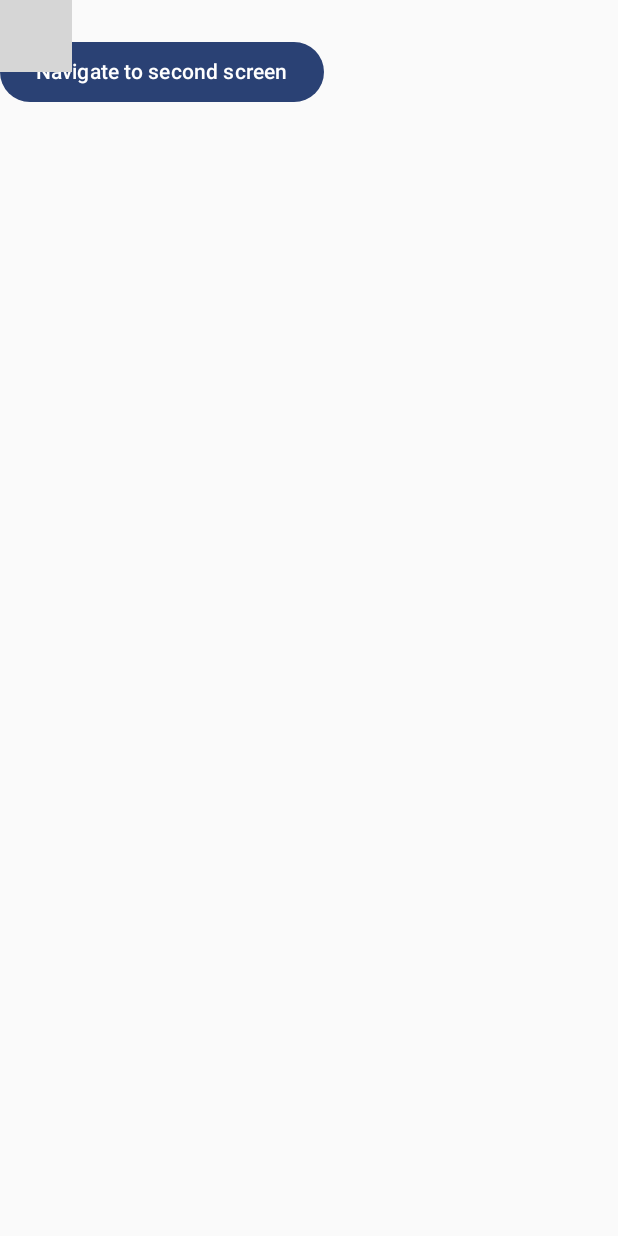
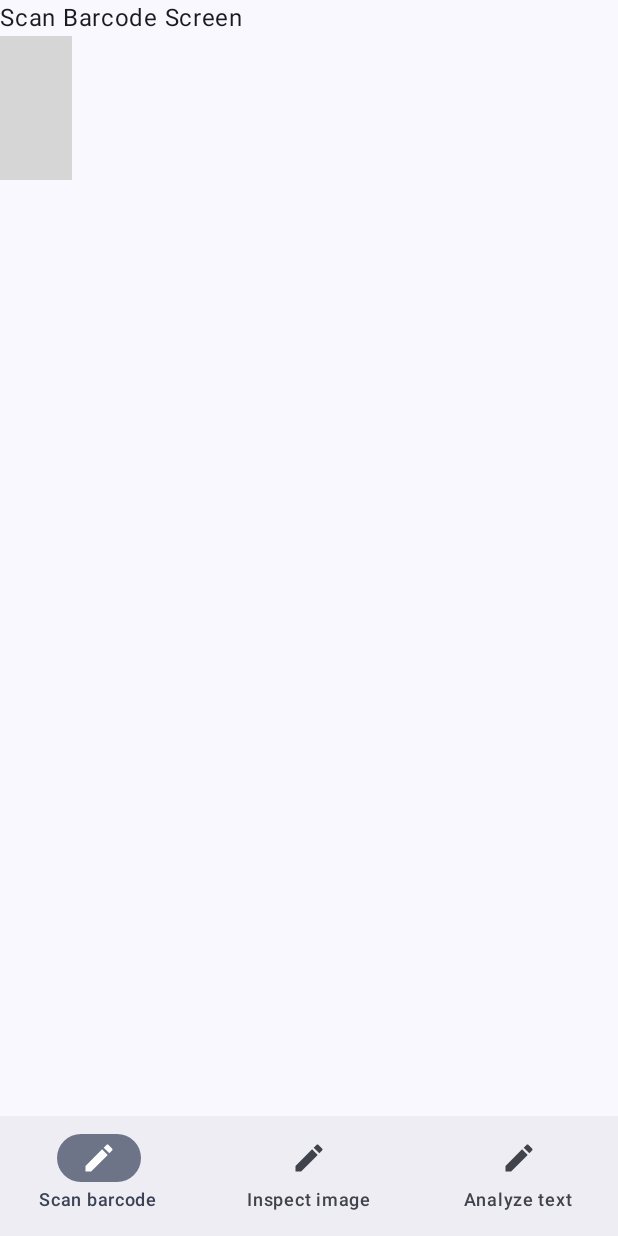
Before and after one commit to kristinakoneva/nutritective, an Android app built with Jetpack Compose: the screen it shows after launch (MainActivity), on a phone screen of 412 x 824 dp. Run offline under Robolectric (Android 15) with nearby library versions, the phone set to English and light mode, and no system bars; our stand-ins replace Dagger/Hilt's generated code; 2 statements that could not run were skipped; grey boxes are pictures that could not be loaded.

Commit message:
Create initial BottomNavigationBar composable

```diff
--- a/app/src/main/java/com/kristinakoneva/nutritective/ui/MainActivity.kt
+++ b/app/src/main/java/com/kristinakoneva/nutritective/ui/MainActivity.kt
@@ -3,17 +3,6 @@ package com.kristinakoneva.nutritective.ui
 import android.os.Bundle
 import androidx.activity.ComponentActivity
 import androidx.activity.compose.setContent
-import androidx.compose.foundation.layout.Column
-import androidx.compose.material3.Button
-import androidx.compose.material3.Text
-import androidx.compose.runtime.Composable
-import androidx.compose.ui.platform.LocalContext
-import androidx.hilt.navigation.compose.hiltViewModel
-import com.kristinakoneva.nutritective.ui.screens.TestEvent
-import com.kristinakoneva.nutritective.ui.screens.TestEvent2
-import com.kristinakoneva.nutritective.ui.screens.TestViewModel
-import com.kristinakoneva.nutritective.ui.screens.TestViewModel2
-import com.kristinakoneva.nutritective.ui.shared.base.BaseScreen
 import com.kristinakoneva.nutritective.ui.shared.base.NavHost
 import com.kristinakoneva.nutritective.ui.theme.NutritectiveTheme
 import dagger.hilt.android.AndroidEntryPoint
@@ -29,54 +18,3 @@ class MainActivity : ComponentActivity() {
         }
     }
 }
-
-@Composable
-fun GreetingScreen(
-    onNavigateToSecondScreen: (String) -> Unit,
-    viewModel: TestViewModel = hiltViewModel(),
-) {
-    BaseScreen(
-        viewModel = viewModel,
-        eventHandler = {
-            when (it) {
-                is TestEvent.NavigateToSecondScreen -> {
-                    onNavigateToSecondScreen(it.text)
-                }
-            }
-        },
-        content = { state ->
-            Column {
-                Text(text = state.text)
-                Button(onClick = viewModel::navigateToSecondScreen) {
-                    Text(text = "Navigate to second screen")
-                }
-            }
-        }
-    )
-}
-
-@Composable
-fun SecondScreen(
-    onBackClicked: () -> Unit,
-    viewModel: TestViewModel2 = hiltViewModel(),
-) {
-    val context = LocalContext.current
-    BaseScreen(
-        viewModel = viewModel,
-        eventHandler = {
-            when (it) {
-                is TestEvent2.GoBack -> {
-                    onBackClicked()
-                }
-            }
-        },
-        content = { state ->
-            Column {
-                Text(text = state.text)
-                Button(onClick = { onBackClicked() }) {
-                    Text(text = "Go back")
-                }
-            }
-        }
-    )
-}
--- a/app/src/main/java/com/kristinakoneva/nutritective/ui/screens/TestViewModel.kt
+++ /dev/null
@@ -1,49 +0,0 @@
-package com.kristinakoneva.nutritective.ui.screens
-
-import com.kristinakoneva.nutritective.ui.shared.base.BaseViewModel
-import com.kristinakoneva.nutritective.ui.shared.di.qualifiers.TextArgument
-import dagger.hilt.android.lifecycle.HiltViewModel
-import javax.inject.Inject
-
-@HiltViewModel
-class TestViewModel @Inject constructor(
-) : BaseViewModel<TestState, TestEvent>() {
-
-    init {
-        viewState = TestState(text = "lala")
-    }
-
-    fun navigateToSecondScreen() {
-        emitEvent(TestEvent.NavigateToSecondScreen("Navigating to second screen!"))
-    }
-}
-
-data class TestState(
-    val text: String
-)
-
-sealed interface TestEvent {
-    data class NavigateToSecondScreen(val text: String) : TestEvent
-}
-
-@HiltViewModel
-class TestViewModel2 @Inject constructor(
-    @TextArgument private val text: String
-) : BaseViewModel<TestState2, TestEvent2>() {
-
-    init {
-        viewState = TestState2(text = text)
-    }
-
-    fun onGoBackClicked() {
-        emitEvent(TestEvent2.GoBack())
-    }
-}
-
-data class TestState2(
-    val text: String
-)
-
-sealed interface TestEvent2 {
-    class GoBack : TestEvent2
-}
--- /dev/null
+++ b/app/src/main/java/com/kristinakoneva/nutritective/ui/screens/scanbarcode/ScanBarcodeScreen.kt
@@ -0,0 +1,18 @@
+package com.kristinakoneva.nutritective.ui.screens.scanbarcode
+
+import androidx.compose.foundation.layout.Column
+import androidx.compose.material3.Text
+import androidx.compose.runtime.Composable
+import androidx.hilt.navigation.compose.hiltViewModel
+import com.kristinakoneva.nutritective.ui.shared.base.BaseScreen
+
+@Composable
+fun ScanBarcodeScreen(
+    viewModel: ScanBarcodeViewModel = hiltViewModel(),
+) {
+    BaseScreen(viewModel = viewModel, eventHandler = {}) {
+        Column {
+            Text(text = "Scan Barcode Screen")
+        }
+    }
+}
--- /dev/null
+++ b/app/src/main/java/com/kristinakoneva/nutritective/ui/screens/scanbarcode/ScanBarcodeViewModel.kt
@@ -0,0 +1,8 @@
+package com.kristinakoneva.nutritective.ui.screens.scanbarcode
+
+import com.kristinakoneva.nutritective.ui.shared.base.BaseViewModel
+import dagger.hilt.android.lifecycle.HiltViewModel
+import javax.inject.Inject
+
+@HiltViewModel
+class ScanBarcodeViewModel @Inject constructor() : BaseViewModel<Unit, Unit>(Unit)
--- a/app/src/main/java/com/kristinakoneva/nutritective/ui/shared/base/BaseScreen.kt
+++ b/app/src/main/java/com/kristinakoneva/nutritective/ui/shared/base/BaseScreen.kt
@@ -8,9 +8,9 @@ import androidx.lifecycle.compose.collectAsStateWithLifecycle
 fun <State : Any, Event : Any> BaseScreen(
     viewModel: BaseViewModel<State, Event>,
     eventHandler: (Event) -> Unit,
-    content: @Composable (State) -> Unit
+    content: @Composable (State) -> Unit,
 ) {
-    viewModel.stateFlow.collectAsStateWithLifecycle().value?.let { state ->
+    viewModel.stateFlow.collectAsStateWithLifecycle().value.let { state ->
         content(state)
     }
 
--- a/app/src/main/java/com/kristinakoneva/nutritective/ui/shared/base/BaseViewModel.kt
+++ b/app/src/main/java/com/kristinakoneva/nutritective/ui/shared/base/BaseViewModel.kt
@@ -12,14 +12,14 @@ import kotlinx.coroutines.flow.StateFlow
 import kotlinx.coroutines.flow.receiveAsFlow
 import kotlinx.coroutines.launch
 
-abstract class BaseViewModel<State, Event> : ViewModel() {
+abstract class BaseViewModel<State, Event>(initialState: State) : ViewModel() {
 
-    private val mutableStateFlow: MutableStateFlow<State?> = MutableStateFlow(null)
+    private val mutableStateFlow: MutableStateFlow<State> = MutableStateFlow(initialState)
     private val mutableLoadingStateFlow: MutableStateFlow<LoadingState> = MutableStateFlow(LoadingState.Idle())
     private val mutableEventFlow = Channel<Event>(capacity = 1)
     private val mutableErrorFlow = Channel<ErrorEvent>(capacity = 1)
 
-    val stateFlow: StateFlow<State?> = mutableStateFlow
+    val stateFlow: StateFlow<State> = mutableStateFlow
     val loadingStateFlow: StateFlow<LoadingState> = mutableLoadingStateFlow
     val eventFlow: SingleSubscriberFlow<Event> = SingleSubscriberFlow(mutableEventFlow.receiveAsFlow())
     val errorFlow: SingleSubscriberFlow<ErrorEvent> = SingleSubscriberFlow(mutableErrorFlow.receiveAsFlow())
@@ -29,7 +29,7 @@ abstract class BaseViewModel<State, Event> : ViewModel() {
         handleError(throwable)
     }
 
-    protected var viewState: State?
+    protected var viewState: State
         get() = mutableStateFlow.value
         set(value) {
             mutableStateFlow.value = value
--- a/app/src/main/java/com/kristinakoneva/nutritective/ui/shared/base/NavHost.kt
+++ b/app/src/main/java/com/kristinakoneva/nutritective/ui/shared/base/NavHost.kt
@@ -1,39 +1,78 @@
 package com.kristinakoneva.nutritective.ui.shared.base
 
+import androidx.compose.foundation.layout.Column
+import androidx.compose.foundation.layout.fillMaxSize
+import androidx.compose.foundation.layout.padding
+import androidx.compose.material3.Scaffold
 import androidx.compose.runtime.Composable
-import androidx.navigation.NavType
+import androidx.compose.ui.Modifier
+import androidx.compose.ui.tooling.preview.Preview
+import androidx.navigation.NavController
 import androidx.navigation.compose.NavHost
 import androidx.navigation.compose.composable
 import androidx.navigation.compose.rememberNavController
-import androidx.navigation.navArgument
-import com.kristinakoneva.nutritective.ui.GreetingScreen
-import com.kristinakoneva.nutritective.ui.SecondScreen
-import com.kristinakoneva.nutritective.ui.shared.constants.NavArg
-import com.kristinakoneva.nutritective.ui.shared.constants.NavArg.ARGUMENT_TEXT
+import com.kristinakoneva.nutritective.ui.screens.analyzetext.AnalyzeTextScreen
+import com.kristinakoneva.nutritective.ui.screens.inspectimage.InspectImageScreen
+import com.kristinakoneva.nutritective.ui.screens.scanbarcode.ScanBarcodeScreen
 import com.kristinakoneva.nutritective.ui.shared.constants.ScreenRoute
+import com.kristinakoneva.nutritective.ui.shared.composables.BottomNavigationBar
 
 @Composable
 fun NavHost() {
     val navController = rememberNavController()
 
-    NavHost(navController = navController, startDestination = ScreenRoute.GreetingScreen) {
-        composable(ScreenRoute.GreetingScreen) {
-            GreetingScreen(
-                onNavigateToSecondScreen = { text ->
-                    navController.navigate("${ScreenRoute.SecondScreen}/$text")
-                }
-            )
+    NavHost(navController = navController, startDestination = ScreenRoute.SCAN_BARCODE) {
+        composable(ScreenRoute.SCAN_BARCODE) {
+            WithBottomNavigationBar(navController, screenContent = { ScanBarcodeScreen() })
         }
-        composable(route = "${ScreenRoute.SecondScreen}/{$ARGUMENT_TEXT}", arguments = listOf(
-            navArgument(ARGUMENT_TEXT) {
-                type = NavType.StringType
-            }
-        )) {
-            SecondScreen(
-                onBackClicked = {
-                    navController.popBackStack()
-                }
-            )
+        composable(ScreenRoute.INSPECT_IMAGE) {
+            WithBottomNavigationBar(navController, screenContent = { InspectImageScreen() })
+        }
+        composable(ScreenRoute.ANALYZE_TEXT) {
+            WithBottomNavigationBar(navController, screenContent = { AnalyzeTextScreen() })
         }
     }
 }
+
+@Composable
+fun WithBottomNavigationBar(navController: NavController, screenContent: @Composable () -> Unit) {
+    Scaffold(
+        bottomBar = { BottomNavigationBar(navController) }) { padding ->
+        Column(
+            modifier = Modifier
+                .fillMaxSize()
+                .padding(padding)
+        ) {
+            screenContent()
+        }
+    }
+}
+
+@Preview
+@Composable
+fun WithBottomNavigationBarPreview() {
+    WithBottomNavigationBar(navController = rememberNavController()) {
+        ScanBarcodeScreen()
+    }
+}
+
+@Composable
+fun WithoutBottomNavigationBar(screenContent: @Composable () -> Unit) {
+    Scaffold { padding ->
+        Column(
+            modifier = Modifier
+                .fillMaxSize()
+                .padding(padding)
+        ) {
+            screenContent()
+        }
+    }
+}
+
+@Preview
+@Composable
+fun WithoutBottomNavigationBarPreview() {
+    WithoutBottomNavigationBar {
+        InspectImageScreen()
+    }
+}
--- /dev/null
+++ b/app/src/main/java/com/kristinakoneva/nutritective/ui/shared/composables/BottomNavigationBar.kt
@@ -0,0 +1,45 @@
+package com.kristinakoneva.nutritective.ui.shared.composables
+
+import androidx.compose.material3.Icon
+import androidx.compose.material3.NavigationBar
+import androidx.compose.material3.NavigationBarItem
+import androidx.compose.material3.Text
+import androidx.compose.runtime.Composable
+import androidx.compose.runtime.getValue
+import androidx.compose.ui.platform.LocalContext
+import androidx.compose.ui.res.stringResource
+import androidx.compose.ui.tooling.preview.Preview
+import androidx.navigation.NavController
+import androidx.navigation.compose.currentBackStackEntryAsState
+import com.kristinakoneva.nutritective.ui.shared.utils.BottomNavTab
+
+@Composable
+fun BottomNavigationBar(navController: NavController) {
+    val navBackStackEntry by navController.currentBackStackEntryAsState()
+    val currentRoute = navBackStackEntry?.destination?.route
+    NavigationBar {
+        BottomNavTab.entries.forEach { item ->
+            NavigationBarItem(
+                selected = currentRoute == item.route,
+                onClick = {
+                    navController.navigate(item.route) {
+                        popUpTo(navController.graph.startDestinationId)
+                        launchSingleTop = true
+                    }
+                },
+                icon = { Icon(item.icon, contentDescription = stringResource(item.label)) },
+                label = { Text(stringResource(item.label)) }
+            )
+        }
+    }
+}
+
+@Preview
+@Composable
+fun BottomNavigationBarPreview() {
+    BottomNavigationBar(
+        navController = NavController(
+            context = LocalContext.current
+        )
+    )
+}
--- a/app/src/main/java/com/kristinakoneva/nutritective/ui/shared/constants/ScreenRoute.kt
+++ b/app/src/main/java/com/kristinakoneva/nutritective/ui/shared/constants/ScreenRoute.kt
@@ -1,6 +1,7 @@
 package com.kristinakoneva.nutritective.ui.shared.constants
 
 object ScreenRoute {
-    const val GreetingScreen = "greeting"
-    const val SecondScreen = "second_screen"
+    const val SCAN_BARCODE = "scan_barcode"
+    const val INSPECT_IMAGE = "inspect_image"
+    const val ANALYZE_TEXT = "analyze_text"
 }
--- /dev/null
+++ b/app/src/main/java/com/kristinakoneva/nutritective/ui/shared/utils/BottomNavTab.kt
@@ -0,0 +1,18 @@
+package com.kristinakoneva.nutritective.ui.shared.utils
+
+import androidx.annotation.StringRes
+import androidx.compose.material.icons.Icons
+import androidx.compose.material.icons.filled.Create
+import androidx.compose.ui.graphics.vector.ImageVector
+import com.kristinakoneva.nutritective.R
+import com.kristinakoneva.nutritective.ui.shared.constants.ScreenRoute
+
+enum class BottomNavTab(
+    val route: String,
+    val icon: ImageVector,
+    @StringRes val label: Int
+) {
+    SCAN_BARCODE(ScreenRoute.SCAN_BARCODE, Icons.Default.Create, R.string.scan_barcode),
+    INSPECT_IMAGE(ScreenRoute.INSPECT_IMAGE, Icons.Default.Create, R.string.inspect_image),
+    ANALYZE_TEXT(ScreenRoute.ANALYZE_TEXT, Icons.Default.Create, R.string.analyze_text),
+}
--- a/app/src/main/res/values/strings.xml
+++ b/app/src/main/res/values/strings.xml
@@ -1,3 +1,6 @@
 <resources>
     <string name="app_name">Nutritective</string>
+    <string name="scan_barcode">Scan barcode</string>
+    <string name="inspect_image">Inspect image</string>
+    <string name="analyze_text">Analyze text</string>
 </resources>
```
Also changed, not shown: app/src/main/java/com/kristinakoneva/nutritective/extensions/Composable.kt (added, +42 -0 lines), app/src/main/java/com/kristinakoneva/nutritective/ui/screens/analyzetext/AnalyzeTextScreen.kt (added, +18 -0 lines), app/src/main/java/com/kristinakoneva/nutritective/ui/screens/analyzetext/AnalyzeTextViewModel.kt (added, +8 -0 lines), app/src/main/java/com/kristinakoneva/nutritective/ui/screens/inspectimage/InspectImageScreen.kt (added, +18 -0 lines), app/src/main/java/com/kristinakoneva/nutritective/ui/screens/inspectimage/InspectImageViewModel.kt (added, +8 -0 lines).
